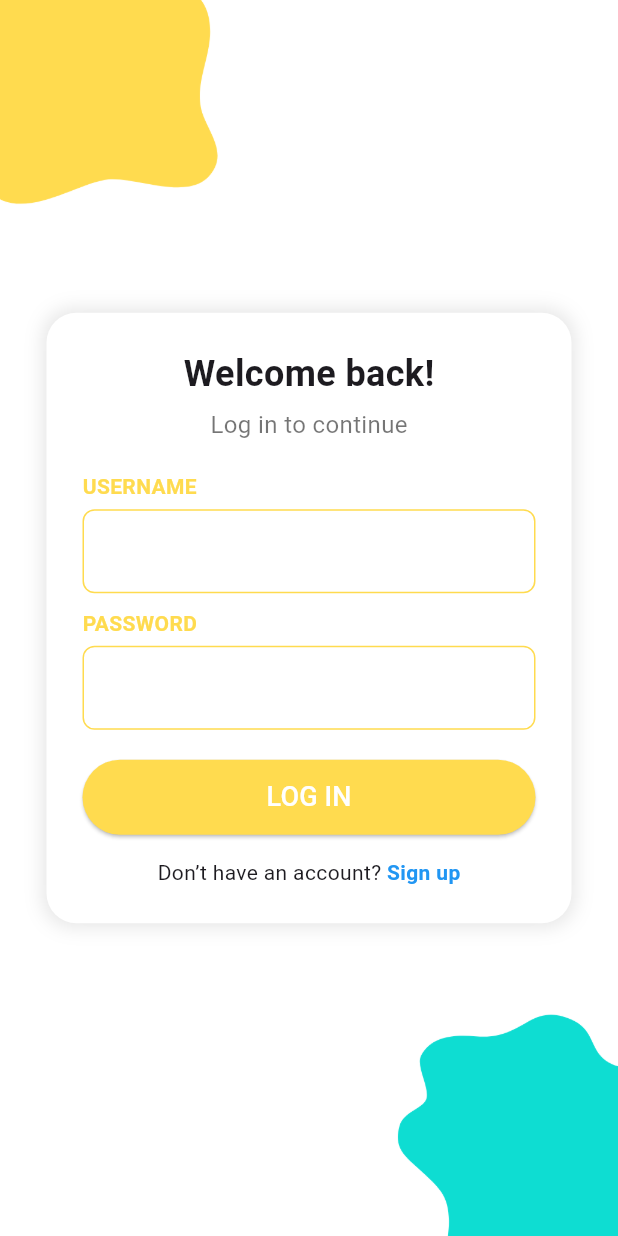
After one commit to buzzaaaaar/recipe-app-mad, a Flutter app: the LoginPage screen opened directly, on a phone screen of 412 x 824 dp. The commit adds this screen. Run offline on Flutter 3.47's test engine with Material 3 defaults, Android fonts, the phone set to English and light mode, and no system bars.

Commit message:
loginpage

```diff
--- /dev/null
+++ b/project_application_1/lib/loginpage.dart
@@ -0,0 +1,155 @@
+import 'package:flutter/material.dart';
+
+void main() {
+  runApp(const MyApp());
+}
+
+class MyApp extends StatelessWidget {
+  const MyApp({super.key});
+
+  @override
+  Widget build(BuildContext context) {
+    return MaterialApp(
+      debugShowCheckedModeBanner: false,
+      home: const LoginPage(),
+    );
+  }
+}
+
+class LoginPage extends StatelessWidget {
+  const LoginPage({super.key});
+
+  @override
+  Widget build(BuildContext context) {
+    return Scaffold(
+      backgroundColor: Colors.white,
+      body: Stack(
+        children: [
+          // Background Images
+          Positioned(
+            top: -50,
+            left: -50,
+            child: Image.asset('assets/topshape.png', width: 200),
+          ),
+          Positioned(
+            bottom: -50,
+            right: -50,
+            child: Image.asset('assets/bottomshape.png', width: 200),
+          ),
+
+          // Login Box
+          Center(
+            child: Container(
+              width: 350,
+              padding: const EdgeInsets.all(24),
+              decoration: BoxDecoration(
+                color: Colors.white,
+                borderRadius: BorderRadius.circular(20),
+                boxShadow: [
+                  BoxShadow(
+                    color: Colors.black.withOpacity(0.1),
+                    blurRadius: 10,
+                    spreadRadius: 2,
+                  ),
+                ],
+              ),
+              child: Column(
+                mainAxisSize: MainAxisSize.min,
+                children: [
+                  const Text(
+                    "Welcome back!",
+                    style: TextStyle(fontSize: 24, fontWeight: FontWeight.bold),
+                  ),
+                  const SizedBox(height: 5),
+                  const Text(
+                    "Log in to continue",
+                    style: TextStyle(fontSize: 16, color: Colors.black54),
+                  ),
+                  const SizedBox(height: 20),
+
+                  // Username Field
+                  _buildTextField(label: "USERNAME"),
+
+                  const SizedBox(height: 10),
+
+                  // Password Field
+                  _buildTextField(label: "PASSWORD", isPassword: true),
+
+                  const SizedBox(height: 20),
+
+                  // Login Button
+                  ElevatedButton(
+                    onPressed: () {},
+                    style: ElevatedButton.styleFrom(
+                      backgroundColor: const Color(0xFFFFDB4F),
+                      minimumSize: const Size(double.infinity, 50),
+                      shape: RoundedRectangleBorder(
+                        borderRadius: BorderRadius.circular(30),
+                      ),
+                    ),
+                    child: const Text(
+                      "LOG IN",
+                      style: TextStyle(color: Colors.white, fontSize: 18),
+                    ),
+                  ),
+
+                  const SizedBox(height: 15),
+
+                  // Sign-up Link
+                  Row(
+                    mainAxisAlignment: MainAxisAlignment.center,
+                    children: [
+                      const Text("Don’t have an account? "),
+                      GestureDetector(
+                        onTap: () {
+                          // Navigate to Sign-up page
+                        },
+                        child: const Text(
+                          "Sign up",
+                          style: TextStyle(
+                            color: Colors.blue,
+                            fontWeight: FontWeight.bold,
+                          ),
+                        ),
+                      ),
+                    ],
+                  ),
+                ],
+              ),
+            ),
+          ),
+        ],
+      ),
+    );
+  }
+
+  // Custom Input Field Widget
+  static Widget _buildTextField({required String label, bool isPassword = false}) {
+    return Column(
+      crossAxisAlignment: CrossAxisAlignment.start,
+      children: [
+        Text(
+          label,
+          style: const TextStyle(
+            color: Color(0xFFFFDB4F),
+            fontWeight: FontWeight.bold,
+          ),
+        ),
+        const SizedBox(height: 5),
+        TextField(
+          obscureText: isPassword,
+          decoration: InputDecoration(
+            border: OutlineInputBorder(
+              borderRadius: BorderRadius.circular(8),
+              borderSide: const BorderSide(color: Color(0xFFFFDB4F)),
+            ),
+            enabledBorder: OutlineInputBorder(
+              borderRadius: BorderRadius.circular(8),
+              borderSide: const BorderSide(color: Color(0xFFFFDB4F)),
+            ),
+          ),
+        ),
+      ],
+    );
+  }
+}
--- a/project_application_1/pubspec.yaml
+++ b/project_application_1/pubspec.yaml
@@ -53,7 +53,8 @@ dev_dependencies:
 flutter:
   assets:
     - assets/Logo.png
-
+    - assets/topshape.png
+    - assets/bottomshape.png
   # The following line ensures that the Material Icons font is
   # included with your application, so that you can use the icons in
   # the material Icons class.
```
Also changed, not shown: project_application_1/lib/loginorsignuppage.dart (+83 -52 lines), project_application_1/assets/bottomshape.png (added), project_application_1/assets/topshape.png (added).
